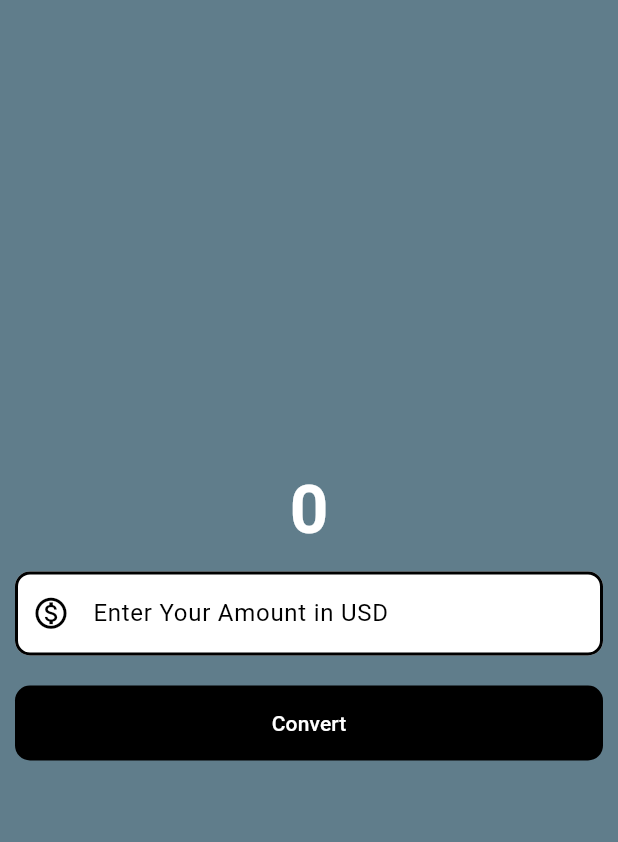
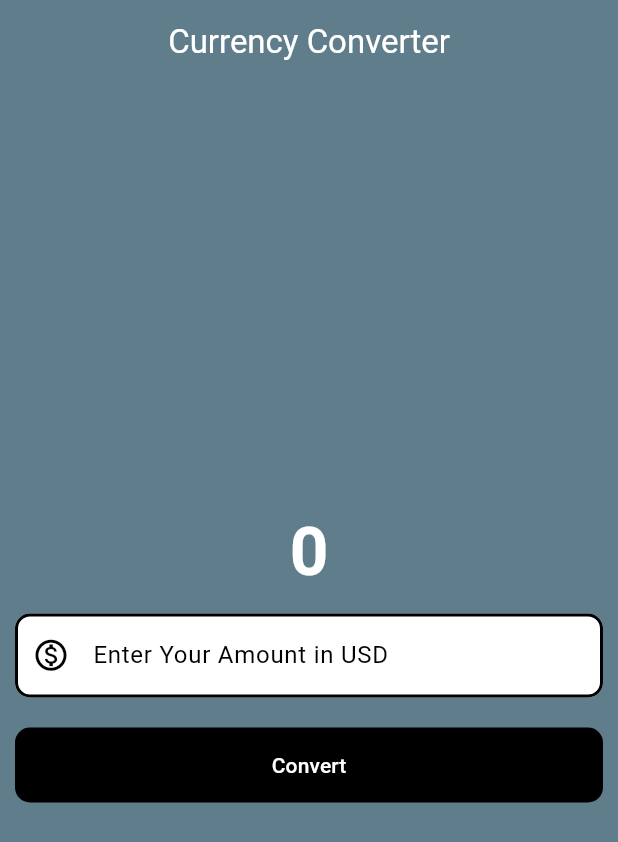
Before and after one commit to siraajul/currency_converter, a Flutter app: the screen it shows after launch, on a phone screen of 412 x 824 dp. Shown: the top 842 px of the screen. Run offline on Flutter 3.47's test engine with Material 3 defaults, Android fonts, the phone set to English and light mode, and no system bars.

Commit message:
Add:--> AppBar

```diff
--- a/lib/screens/home_page_material.dart
+++ b/lib/screens/home_page_material.dart
@@ -3,6 +3,11 @@ import 'package:flutter/material.dart';
 
 class HomePage extends StatelessWidget {
   const HomePage({super.key});
+
+  //1. Create a Value that stores the converted currency value
+  //2. Create a function that multiplies the value give by the textfield with BDT
+  //3. Store the value in the variable that we created
+  //4. Display the variable
 
   @override
   Widget build(BuildContext context) {
@@ -19,6 +24,12 @@ class HomePage extends StatelessWidget {
     );
 //---------------------------------------Page Entry-----------------------------
     return Scaffold(
+      appBar: AppBar(
+        title: const Text('Currency Converter',style: TextStyle(color: Colors.white),),
+        backgroundColor: Colors.blueGrey,
+        elevation: 0,
+        centerTitle: true,
+      ),
       backgroundColor: Colors.blueGrey,
       body: Center(
         child: Column(
```
